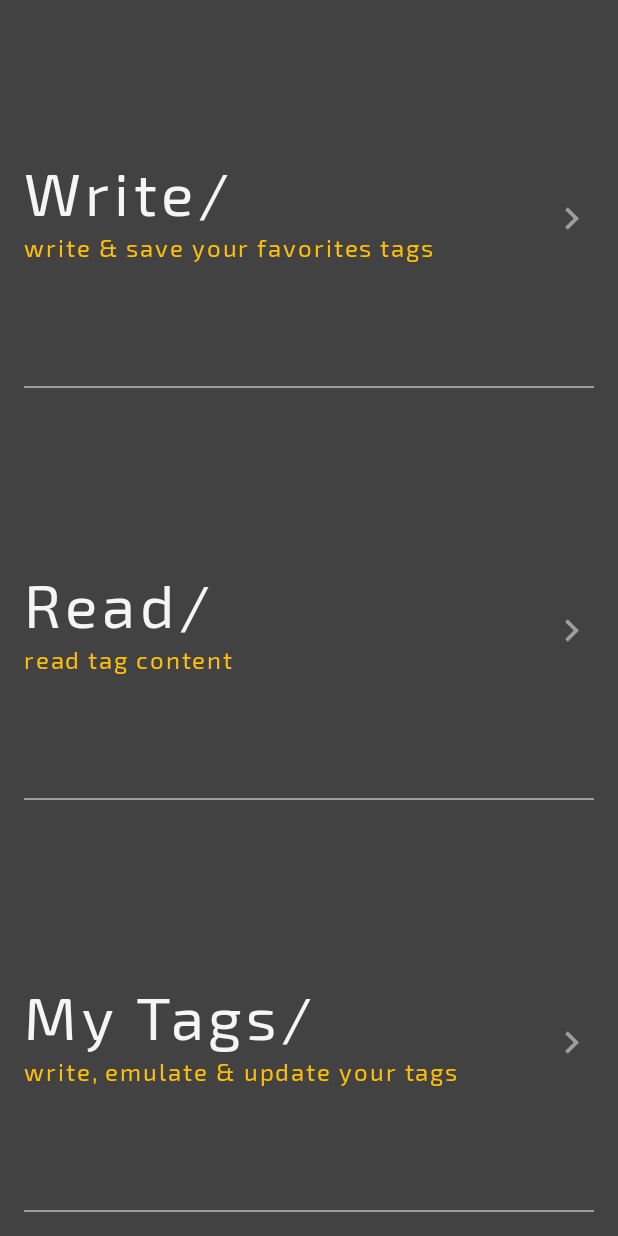
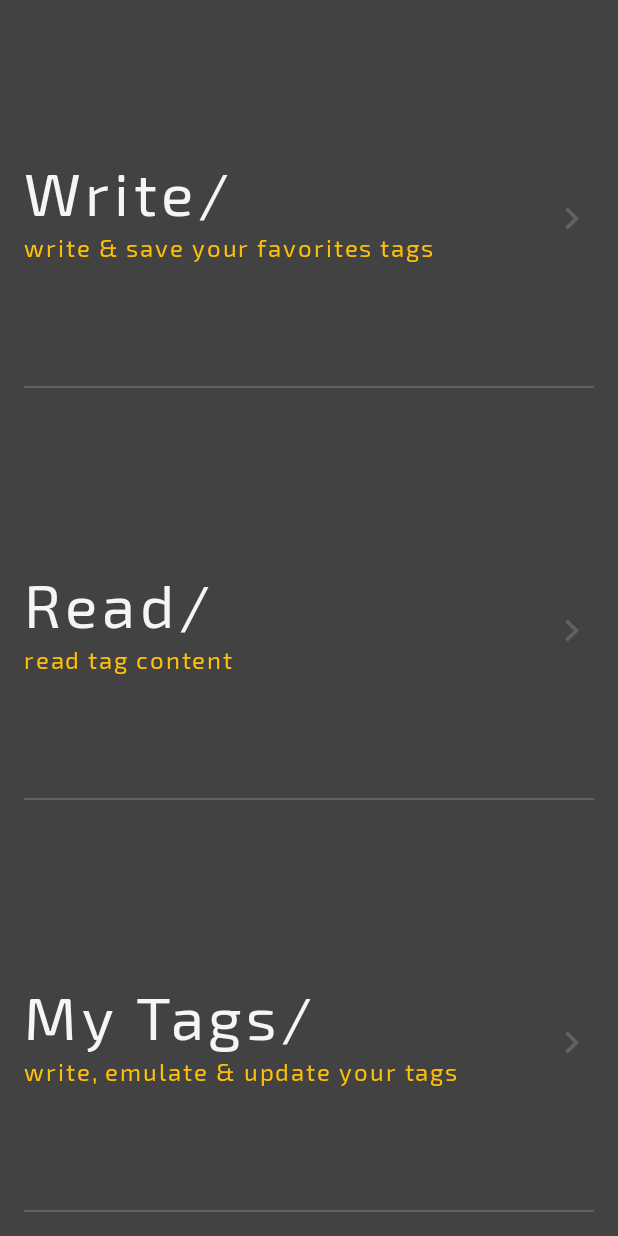
Before and after one commit to l3vick/EasyNfc, an Android app: the fragment MenuFragment shown on its own in the app's theme, on a phone screen of 412 x 824 dp. Run offline under Robolectric (Android 15) with nearby library versions, the phone set to English and light mode, and no system bars; libraries missing offline, so code that uses them is left out: org.jetbrains.anko; 3 statements that could not run were skipped.

Commit message:
updated package struct

```diff
--- a/app/src/main/java/com/easynfc/MainActivity.kt
+++ b/app/src/main/java/com/easynfc/MainActivity.kt
@@ -2,7 +2,7 @@ package com.easynfc
 
 import android.support.v7.app.AppCompatActivity
 import android.os.Bundle
-import com.easynfc.ui.menu.MenuFragment
+import com.easynfc.ui.main.menu.MenuFragment
 import com.vipera.onepay.util.AppConstants
 import com.vipera.onepay.util.FragmentUtils
 
--- a/app/src/main/java/com/easynfc/adapter/DataBindingAdapter.kt
+++ b/app/src/main/java/com/easynfc/ui/component/adapter/DataBindingAdapter.kt
@@ -1,4 +1,4 @@
-package com.easynfc.adapter
+package com.easynfc.ui.component.adapter
 
 import android.databinding.BindingAdapter
 import android.graphics.drawable.Drawable
--- a/app/src/main/java/com/easynfc/ui/tags/TagsFragment.kt
+++ b/app/src/main/java/com/easynfc/ui/main/tags/TagsFragment.kt
@@ -1,4 +1,4 @@
-package com.easynfc.ui.tags
+package com.easynfc.ui.main.tags
 
 
 import android.databinding.DataBindingUtil
@@ -18,7 +18,7 @@ class TagsFragment : Fragment() {
     override fun onCreateView(inflater: LayoutInflater, container: ViewGroup?,
                               savedInstanceState: Bundle?): View? {
 
-        val binding: FragmentTagsBinding =  DataBindingUtil.inflate(inflater,R.layout.fragment_tags, container,false)
+        val binding: FragmentTagsBinding =  DataBindingUtil.inflate(inflater, R.layout.fragment_tags, container,false)
         var tags = Tags.getList(context!!)
         binding.list = tags
         return binding.root
--- a/app/src/main/res/drawable/ic_chevron_right_30dp.xml
+++ b/app/src/main/res/drawable/ic_chevron_right_30dp.xml
@@ -1,4 +1,4 @@
 <vector android:height="30dp" android:viewportHeight="24.0"
     android:viewportWidth="24.0" android:width="30dp" xmlns:android="http://schemas.android.com/apk/res/android">
-    <path android:fillColor="#9e9e9e" android:pathData="M10,6L8.59,7.41 13.17,12l-4.58,4.59L10,18l6,-6z"/>
+    <path android:fillColor="#616161" android:pathData="M10,6L8.59,7.41 13.17,12l-4.58,4.59L10,18l6,-6z"/>
 </vector>
--- a/app/src/main/res/layout/fragment_menu.xml
+++ b/app/src/main/res/layout/fragment_menu.xml
@@ -4,7 +4,7 @@
     xmlns:tools="http://schemas.android.com/tools"
     android:layout_width="match_parent"
     android:layout_height="match_parent"
-    tools:context=".ui.menu.MenuFragment">
+    tools:context=".ui.main.menu.MenuFragment">
 
     <android.support.constraint.ConstraintLayout
         android:id="@+id/btnWrite"
@@ -46,7 +46,7 @@
         <RelativeLayout
             android:layout_width="match_parent"
             android:layout_height="1dp"
-            android:background="@color/gray_material_500"
+            android:background="@color/gray_material_700"
             app:layout_constraintBottom_toBottomOf="parent" />
 
     </android.support.constraint.ConstraintLayout>
@@ -91,7 +91,7 @@
         <RelativeLayout
             android:layout_width="match_parent"
             android:layout_height="1dp"
-            android:background="@color/gray_material_500"
+            android:background="@color/gray_material_700"
             app:layout_constraintBottom_toBottomOf="parent" />
 
     </android.support.constraint.ConstraintLayout>
@@ -136,7 +136,7 @@
         <RelativeLayout
             android:layout_width="match_parent"
             android:layout_height="1dp"
-            android:background="@color/gray_material_500"
+            android:background="@color/gray_material_700"
             app:layout_constraintBottom_toBottomOf="parent" />
 
     </android.support.constraint.ConstraintLayout>
--- a/app/src/main/res/layout/fragment_my_tags.xml
+++ b/app/src/main/res/layout/fragment_my_tags.xml
@@ -3,7 +3,7 @@
     xmlns:tools="http://schemas.android.com/tools"
     android:layout_width="match_parent"
     android:layout_height="match_parent"
-    tools:context=".ui.mytags.MyTagsFragment">
+    tools:context=".ui.main.menu.mytags.MyTagsFragment">
 
 
 </FrameLayout>
--- a/app/src/main/res/layout/fragment_read.xml
+++ b/app/src/main/res/layout/fragment_read.xml
@@ -3,6 +3,6 @@
     xmlns:tools="http://schemas.android.com/tools"
     android:layout_width="match_parent"
     android:layout_height="match_parent"
-    tools:context=".ui.read.ReadFragment">
+    tools:context=".ui.main.read.ReadFragment">
 
 </FrameLayout>
--- a/app/src/main/res/layout/fragment_write.xml
+++ b/app/src/main/res/layout/fragment_write.xml
@@ -3,7 +3,7 @@
     xmlns:tools="http://schemas.android.com/tools"
     android:layout_width="match_parent"
     android:layout_height="match_parent"
-    tools:context=".ui.write.WriteFragment">
+    tools:context=".ui.main.write.WriteFragment">
 
 
 
--- a/app/src/main/res/values/dimens.xml
+++ b/app/src/main/res/values/dimens.xml
@@ -2,7 +2,11 @@
 <resources>
     <dimen name="app_padding">16dp</dimen>
     <dimen name="app_double_padding">32dp</dimen>
+
     <dimen name="elevation">4dp</dimen>
+
     <dimen name="item_tags_txt_size">20sp</dimen>
     <dimen name="item_tags_txt_margin_top">4dp</dimen>
+    <dimen name="item_tags_margin_border">5dp</dimen>
+
 </resources>
```
Also changed, not shown: app/src/main/java/com/easynfc/ui/main/menu/MenuFragment.kt (renamed from app/src/main/java/com/easynfc/ui/menu/MenuFragment.kt, +7 -7 lines), app/src/main/java/com/easynfc/ui/main/mytags/MyTagsFragment.kt (renamed from app/src/main/java/com/easynfc/ui/read/ReadFragment.kt, +6 -8 lines), app/src/main/java/com/easynfc/ui/main/read/ReadFragment.kt (renamed from app/src/main/java/com/easynfc/ui/write/WriteFragment.kt, +9 -7 lines), app/src/main/java/com/easynfc/ui/main/write/WriteFragment.kt (renamed from app/src/main/java/com/easynfc/ui/mytags/MyTagsFragment.kt, +6 -6 lines), app/src/main/java/com/easynfc/util/FragmentUtils.kt (+5 -5 lines), app/src/main/res/drawable/item_tag_rounded_border.xml (added, +10 -0 lines), app/src/main/res/layout/item_tags.xml (+4 -6 lines), app/src/main/java/com/easynfc/domain/data/Tag.kt (line endings or trailing spaces).
